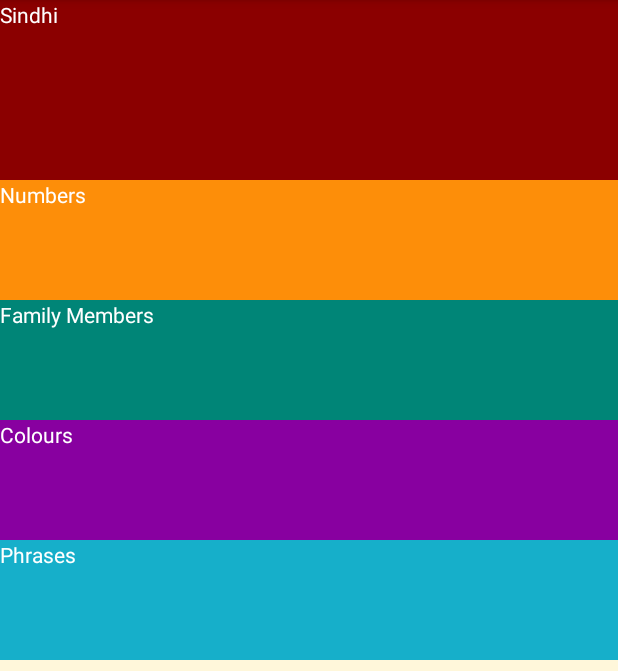
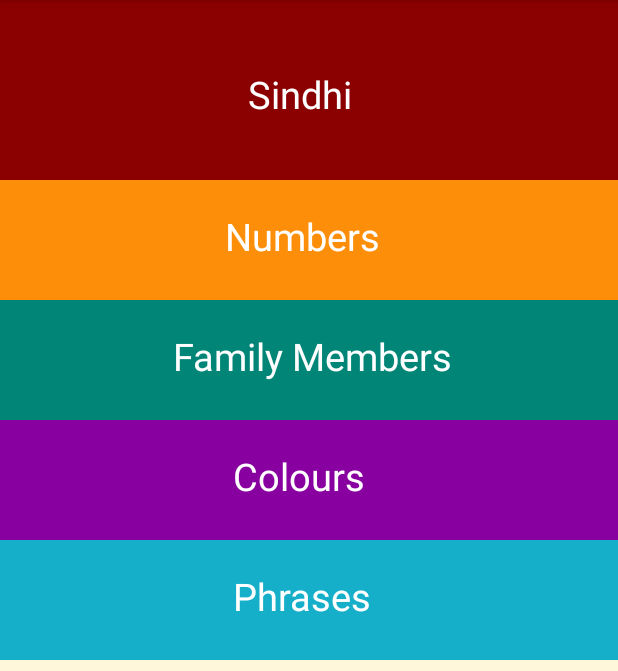
Before and after one commit to harchani-ritik/LanguageLearner, an Android app: the screen it shows after launch (MainActivity), on a phone screen of 412 x 824 dp, the part 84-755 px from its top. Run offline under Robolectric (Android 15) with nearby library versions, the phone set to English and light mode, and no system bars.

Commit message:
Modified UI

```diff
--- a/app/src/main/res/layout/activity_main.xml
+++ b/app/src/main/res/layout/activity_main.xml
@@ -14,6 +14,9 @@
         android:layout_height="120dp"
         android:background="@color/DarkRed"
         android:text="Sindhi"
+        android:textSize="25sp"
+        android:paddingLeft="165dp"
+        android:paddingTop="45dp"
         android:textColor="@android:color/white"
         app:layout_constraintTop_toTopOf="parent"
         tools:layout_editor_absoluteX="0dp" />
@@ -23,6 +26,9 @@
         android:layout_width="match_parent"
         android:layout_height="80dp"
         android:text="Numbers"
+        android:textSize="25sp"
+        android:paddingLeft="150dp"
+        android:paddingTop="20dp"
         android:textColor="@android:color/white"
         android:background="@color/category_numbers"
         app:layout_constraintTop_toBottomOf="@+id/textView"
@@ -34,6 +40,9 @@
         android:layout_height="80dp"
         android:background="@color/colorPrimary"
         android:text="Family Members"
+        android:textSize="25sp"
+        android:paddingLeft="115dp"
+        android:paddingTop="20dp"
         android:textColor="@android:color/white"
         app:layout_constraintTop_toBottomOf="@+id/textView2"
         tools:layout_editor_absoluteX="0dp" />
@@ -43,6 +52,9 @@
         android:layout_width="match_parent"
         android:layout_height="80dp"
         android:text="Colours"
+        android:textSize="25sp"
+        android:paddingLeft="155dp"
+        android:paddingTop="20dp"
         android:background="@color/category_colors"
         android:textColor="@android:color/white"
         app:layout_constraintTop_toBottomOf="@+id/textView3"
@@ -55,6 +67,9 @@
         android:layout_marginBottom="8dp"
         android:background="@color/category_phrases"
         android:text="Phrases"
+        android:textSize="25sp"
+        android:paddingLeft="155dp"
+        android:paddingTop="20dp"
         android:textColor="@android:color/white"
         app:layout_constraintBottom_toBottomOf="parent"
         app:layout_constraintTop_toBottomOf="@+id/textView4"
```
